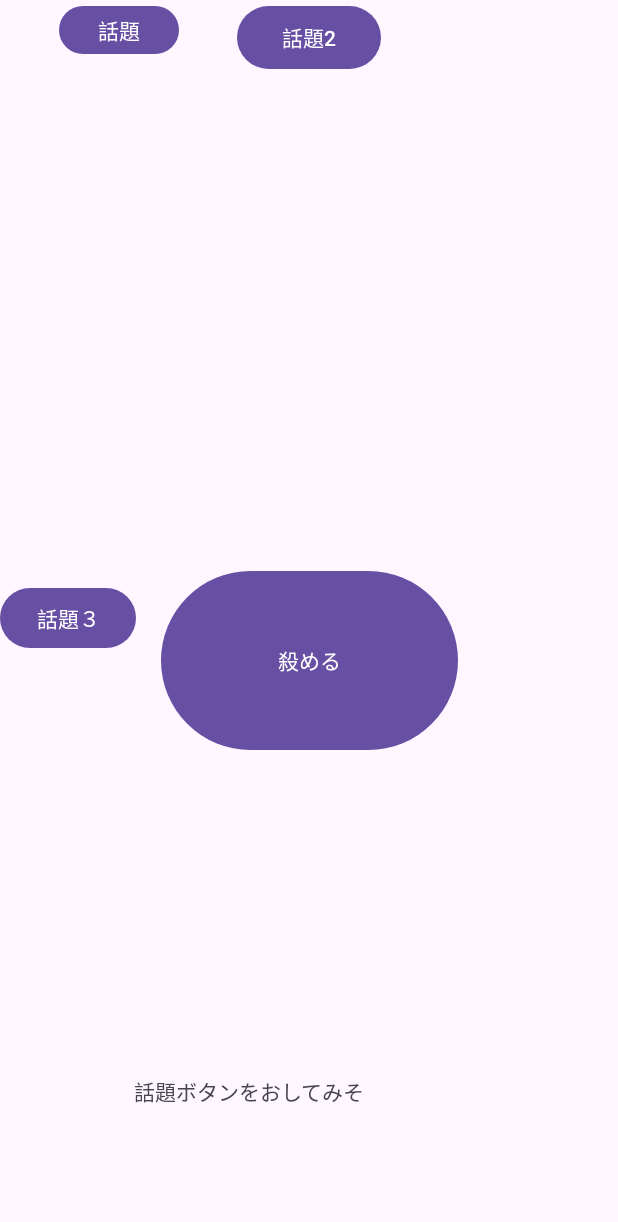
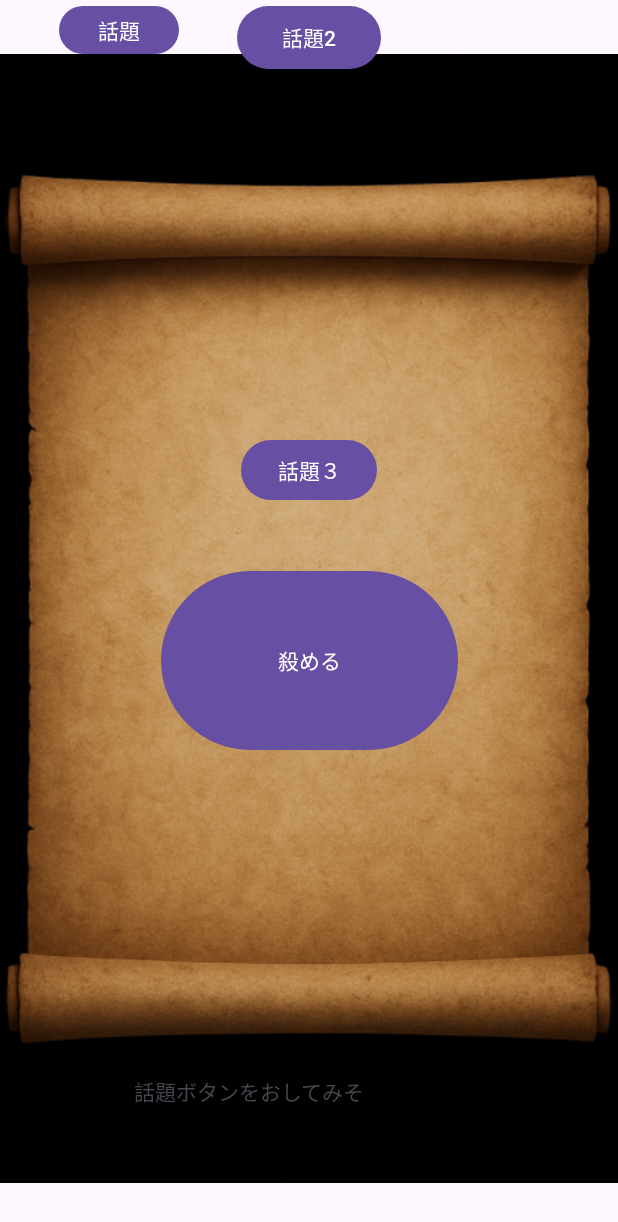
Before and after one commit to konan-pbl-2025/word_policing, an Android app: the GameWithVote screen opened directly, with no data from a screen before it, on a phone screen of 412 x 824 dp. Shown: the top 1222 px of the screen. Run offline under Robolectric (Android 15) with nearby library versions, the phone set to English and light mode, and no system bars; Roboto replaces fonts that are not available here.

Commit message:
theme_display,killselect,game_with_voteにmember_inputの背景をコピペしました

```diff
--- a/app/src/main/res/layout/activity_game_with_vote.xml
+++ b/app/src/main/res/layout/activity_game_with_vote.xml
@@ -5,6 +5,16 @@
     android:layout_width="match_parent"
     android:layout_height="match_parent"
     tools:context=".GameWithVote">
+
+    <ImageView
+        android:id="@+id/imageView4"
+        android:layout_width="449dp"
+        android:layout_height="782dp"
+        app:layout_constraintBottom_toBottomOf="parent"
+        app:layout_constraintEnd_toEndOf="parent"
+        app:layout_constraintStart_toStartOf="parent"
+        app:layout_constraintTop_toTopOf="parent"
+        app:srcCompat="@drawable/haikei_vellum" />
 
     <Button
         android:id="@+id/topic1"
@@ -30,8 +40,10 @@
         android:layout_height="wrap_content"
         android:text="話題３"
         app:layout_constraintBottom_toBottomOf="parent"
+        app:layout_constraintEnd_toEndOf="parent"
+        app:layout_constraintStart_toStartOf="parent"
         app:layout_constraintTop_toTopOf="parent"
-        tools:layout_editor_absoluteX="304dp" />
+        app:layout_constraintVertical_bias="0.373" />
 
     <Button
         android:id="@+id/kill"
```
Also changed, not shown: app/src/main/res/layout/activity_killselect.xml (+14 -2 lines), app/src/main/res/layout/activity_theme_display.xml (+13 -1 lines).
